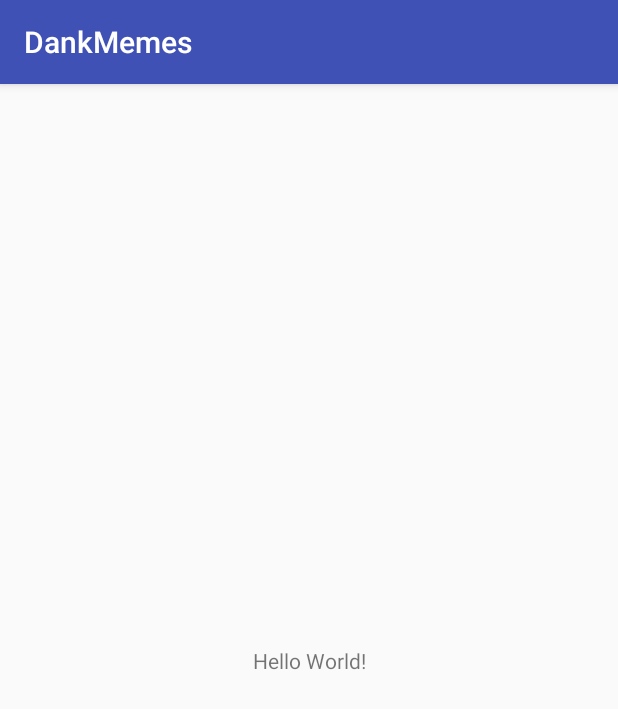
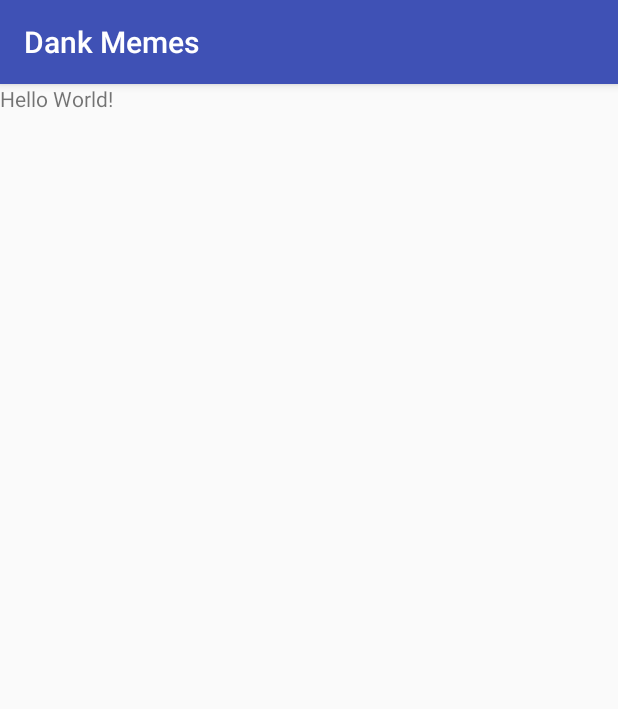
Before and after one commit to myleswh/Memes, an Android app: the screen it shows after launch (MainActivity), on a phone screen of 412 x 824 dp. Shown: the top 709 px of the screen. Run offline under Robolectric (Android 15) with nearby library versions, the phone set to English and light mode, and no system bars.

```diff
--- a/app/build.gradle
+++ b/app/build.gradle
@@ -25,6 +25,9 @@ dependencies {
         exclude group: 'com.android.support', module: 'support-annotations'
     })
     compile 'com.android.support:appcompat-v7:25.3.1'
-    compile 'com.android.support.constraint:constraint-layout:1.0.0-alpha9'
     testCompile 'junit:junit:4.12'
+
+    compile 'io.reactivex.rxjava2:rxjava:2.0.6'
+    compile 'io.reactivex.rxjava2:rxandroid:2.0.1'
+    compile 'com.google.dagger:dagger:2.11'
 }
--- a/app/src/main/res/layout/activity_main.xml
+++ b/app/src/main/res/layout/activity_main.xml
@@ -1,7 +1,6 @@
 <?xml version="1.0" encoding="utf-8"?>
-<android.support.constraint.ConstraintLayout
+<LinearLayout
     xmlns:android="http://schemas.android.com/apk/res/android"
-    xmlns:app="http://schemas.android.com/apk/res-auto"
     xmlns:tools="http://schemas.android.com/tools"
     android:layout_width="match_parent"
     android:layout_height="match_parent"
@@ -10,10 +9,6 @@
     <TextView
         android:layout_width="wrap_content"
         android:layout_height="wrap_content"
-        android:text="Hello World!"
-        app:layout_constraintBottom_toBottomOf="parent"
-        app:layout_constraintLeft_toLeftOf="parent"
-        app:layout_constraintRight_toRightOf="parent"
-        app:layout_constraintTop_toTopOf="parent"/>
+        android:text="Hello World!" />
 
-</android.support.constraint.ConstraintLayout>
+</LinearLayout>
--- a/app/src/main/res/values/strings.xml
+++ b/app/src/main/res/values/strings.xml
@@ -1,3 +1,3 @@
 <resources>
-    <string name="app_name">DankMemes</string>
+    <string name="app_name">Dank Memes</string>
 </resources>
```
